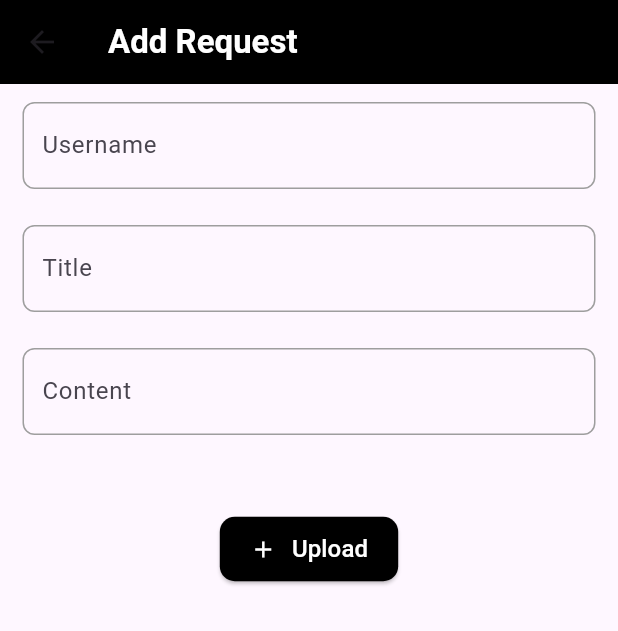
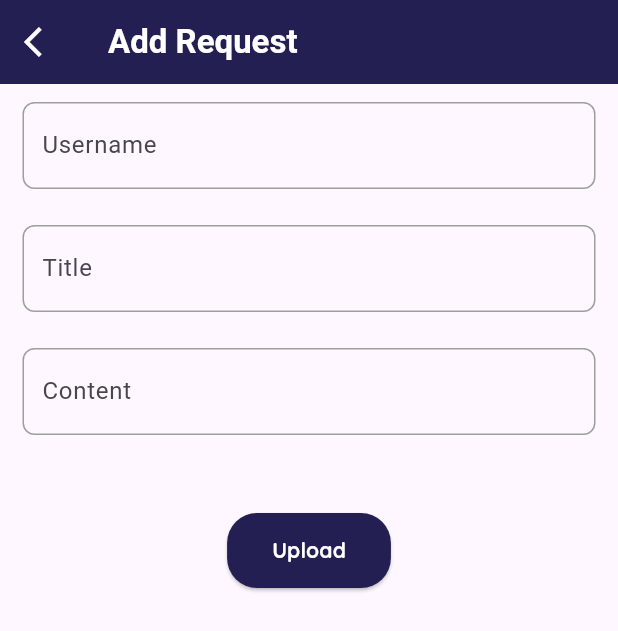
Before and after one commit to bispick-logncoding/bispick, a Flutter app: the AddRequest screen opened directly, on a phone screen of 412 x 824 dp. Shown: the top 631 px of the screen. Run offline on Flutter 3.47's test engine with Material 3 defaults, Android fonts, the phone set to English and light mode, and no system bars; our stand-ins replace camera, cloud_firestore, firebase_core, firebase_storage, flutter_dotenv, google_fonts and 1 more; missing offline and left inert: dart:html, google_sign_in_web; accounts and stored records are empty; statements that could not run were skipped.

Commit message:
feat: fix request page

```diff
--- a/lib/pages/camerapage.dart
+++ b/lib/pages/camerapage.dart
@@ -370,6 +370,7 @@ class _PostPageState extends State<PostPage> {
                       ),
                     ),
                     Container(
+                      height: 150,
                       margin:
                           EdgeInsets.symmetric(horizontal: 15, vertical: 12),
                       padding: EdgeInsets.symmetric(horizontal: 12.0),
--- a/lib/pages/requestpage.dart
+++ b/lib/pages/requestpage.dart
@@ -179,7 +179,16 @@ class _AddRequestState extends State<AddRequest> {
           )
         : Scaffold(
             appBar: AppBar(
-              backgroundColor: Colors.black,
+              backgroundColor: AppColors.primary,
+              leading: IconButton(
+                icon: Icon(
+                  Icons.arrow_back_ios,
+                ),
+                color: Colors.white,
+                onPressed: () {
+                  Navigator.of(context).pop();
+                },
+              ),
               title: Text(
                 'Add Request',
                 style:
@@ -208,6 +217,7 @@ class _AddRequestState extends State<AddRequest> {
                             border: InputBorder.none,
                             labelText: 'Username',
                             hintText: 'What is your name?'),
+                        initialValue: LocalStorageService.loadUser()?.displayName,
                         onChanged: (value) {
                           username = value;
                         },
@@ -291,30 +301,17 @@ class _AddRequestState extends State<AddRequest> {
                           }
                         },
                         style: ElevatedButton.styleFrom(
-                          backgroundColor: Colors.black,
+                          backgroundColor: AppColors.primary,
                           shape: RoundedRectangleBorder(
-                            borderRadius: BorderRadius.circular(10.0),
+                            borderRadius: BorderRadius.circular(20.0),
                           ),
                           padding: EdgeInsets.symmetric(
-                              horizontal: 20.0, vertical: 10.0),
-                        ),
-                        child: Row(
-                          mainAxisSize: MainAxisSize.min,
-                          children: [
-                            Icon(
-                              Icons.add,
-                              color: Colors.white,
-                            ),
-                            SizedBox(width: 10.0),
-                            Text(
-                              'Upload',
-                              style: TextStyle(
-                                color: Colors.white,
-                                fontSize: 16.0,
-                              ),
-                            ),
-                          ],
-                        ),
+                              horizontal: 30.0, vertical: 15.0),
+                          ),
+                          child: Text(
+                            'Upload',
+                            style: TextStyle(color: Colors.white, fontFamily: "Quicksand", fontWeight: FontWeight.bold),
+                          )
                       ),
                     )
                   ],
```
